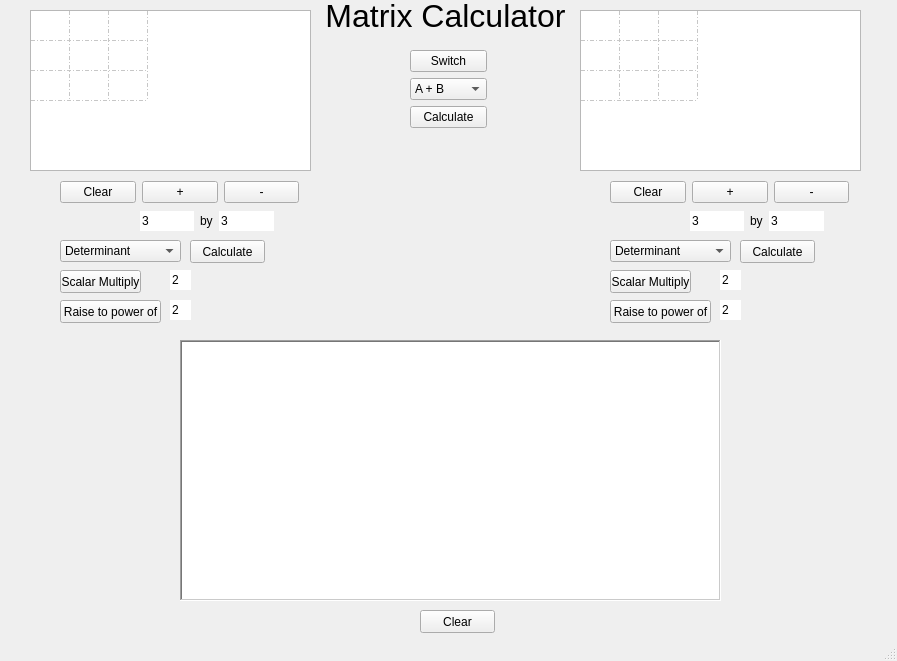
First picture: the form in mainwindow.ui, repository justinhay14/Matrix-Calulator-cpp, before the edit.
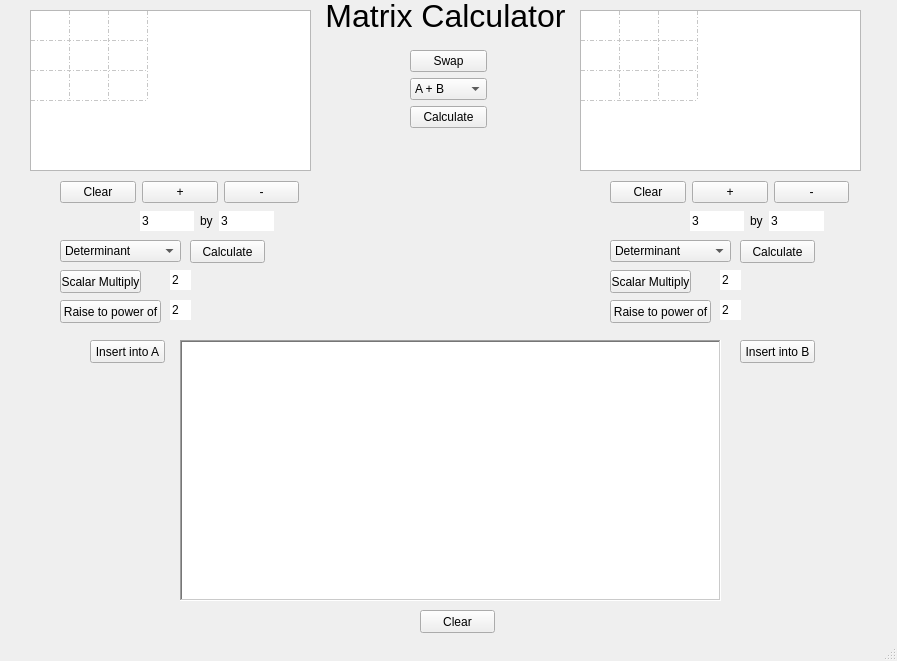
Second picture: the form after the edit.

Commit message: added insert buttons

What changed in the file:
```diff
--- a/mainwindow.ui
+++ b/mainwindow.ui
@@ -670,7 +670,7 @@
      <item>
       <widget class="QPushButton" name="pushButton_2">
        <property name="text">
-        <string>Switch</string>
+        <string>Swap</string>
        </property>
       </widget>
      </item>
@@ -829,6 +829,32 @@
      </item>
     </layout>
    </widget>
+   <widget class="QPushButton" name="pushButton_16">
+    <property name="geometry">
+     <rect>
+      <x>740</x>
+      <y>340</y>
+      <width>75</width>
+      <height>23</height>
+     </rect>
+    </property>
+    <property name="text">
+     <string>Insert into B</string>
+    </property>
+   </widget>
+   <widget class="QPushButton" name="pushButton_17">
+    <property name="geometry">
+     <rect>
+      <x>90</x>
+      <y>340</y>
+      <width>75</width>
+      <height>23</height>
+     </rect>
+    </property>
+    <property name="text">
+     <string>Insert into A</string>
+    </property>
+   </widget>
   </widget>
   <widget class="QStatusBar" name="statusbar"/>
  </widget>
```
